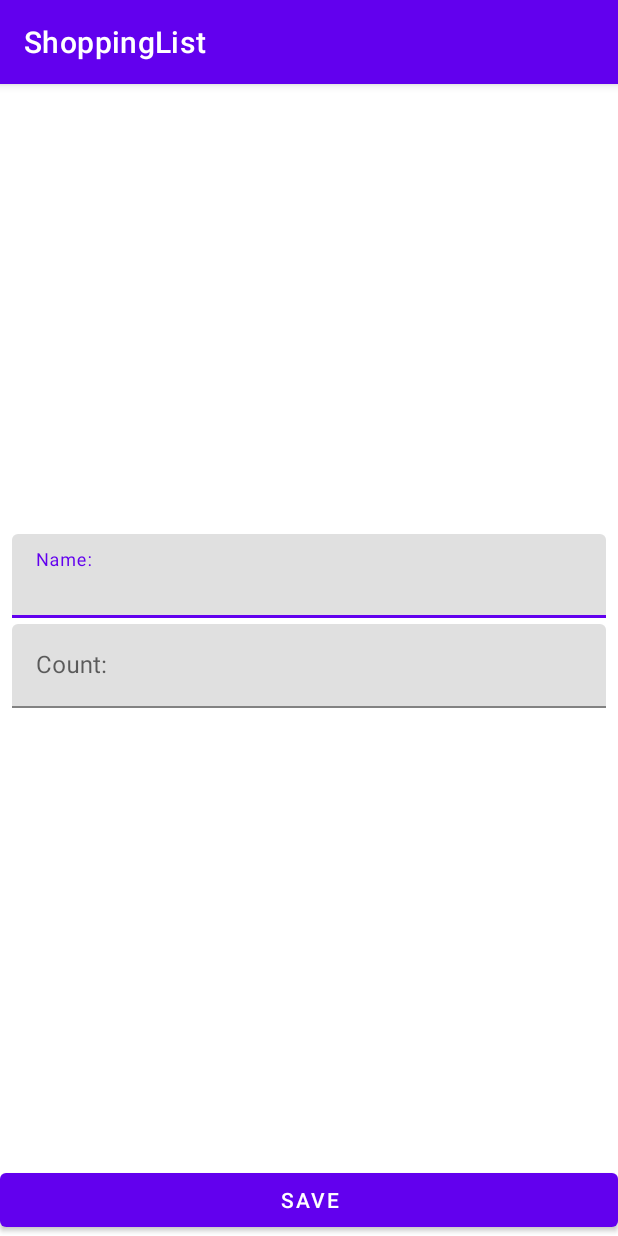
After one commit to DaniilElmirov/ShoppingList, an Android app: the ShopItemFragment screen opened directly, with no data from a screen before it, on a phone screen of 412 x 824 dp. The commit adds this screen. Run offline under Robolectric (Android 15) with nearby library versions, the phone set to English and light mode, and no system bars.

Commit message:
Add fragment to shop item

```diff
--- /dev/null
+++ b/app/src/main/java/com/example/shoppinglist/presentation/ShopItemFragment.kt
@@ -0,0 +1,18 @@
+package com.example.shoppinglist.presentation
+
+import android.os.Bundle
+import android.view.LayoutInflater
+import android.view.View
+import android.view.ViewGroup
+import androidx.fragment.app.Fragment
+import com.example.shoppinglist.R
+
+class ShopItemFragment: Fragment() {
+    override fun onCreateView(
+        inflater: LayoutInflater,
+        container: ViewGroup?,
+        savedInstanceState: Bundle?
+    ): View? {
+        return inflater.inflate(R.layout.fragment_shop_item, container, false)
+    }
+}
--- a/app/src/main/res/layout/activity_shop_item.xml
+++ b/app/src/main/res/layout/activity_shop_item.xml
@@ -1,60 +1,11 @@
 <?xml version="1.0" encoding="utf-8"?>
-<androidx.constraintlayout.widget.ConstraintLayout
+<androidx.fragment.app.FragmentContainerView
     xmlns:android="http://schemas.android.com/apk/res/android"
     xmlns:tools="http://schemas.android.com/tools"
 
+    android:id="@+id/container_shop_item"
+    android:name="com.example.shoppinglist.presentation.ShopItemFragment"
     android:layout_width="match_parent"
     android:layout_height="match_parent"
-    xmlns:app="http://schemas.android.com/apk/res-auto"
-    tools:context=".presentation.ShopItemActivity">
-
-    <com.google.android.material.textfield.TextInputLayout
-        android:id="@+id/til_item_name"
-        android:layout_width="0dp"
-        android:layout_height="wrap_content"
-        android:layout_marginStart="8dp"
-        android:layout_marginEnd="8dp"
-        android:layout_marginBottom="4dp"
-        app:layout_constraintBottom_toTopOf="@+id/til_item_count"
-        app:layout_constraintEnd_toEndOf="parent"
-        app:layout_constraintStart_toStartOf="parent"
-        app:layout_constraintTop_toTopOf="parent"
-        app:layout_constraintVertical_chainStyle="packed">
-
-        <com.google.android.material.textfield.TextInputEditText
-            android:id="@+id/et_item_name"
-            android:layout_width="match_parent"
-            android:layout_height="wrap_content"
-            android:hint="@string/hint_item_name"
-            android:inputType="textCapWords"/>
-    </com.google.android.material.textfield.TextInputLayout>
-
-    <com.google.android.material.textfield.TextInputLayout
-        android:id="@+id/til_item_count"
-        android:layout_width="0dp"
-        android:layout_height="wrap_content"
-        android:layout_marginStart="8dp"
-        android:layout_marginEnd="8dp"
-        android:layout_marginBottom="4dp"
-        app:layout_constraintBottom_toTopOf="@+id/b_save"
-        app:layout_constraintEnd_toEndOf="parent"
-        app:layout_constraintStart_toStartOf="parent"
-        app:layout_constraintTop_toBottomOf="@+id/til_item_name">
-
-        <com.google.android.material.textfield.TextInputEditText
-            android:id="@+id/et_item_count"
-            android:layout_width="match_parent"
-            android:layout_height="wrap_content"
-            android:hint="@string/hint_item_count"
-            android:inputType="number"/>
-    </com.google.android.material.textfield.TextInputLayout>
-
-    <Button
-        android:id="@+id/b_save"
-        android:layout_width="0dp"
-        android:layout_height="wrap_content"
-        android:text="@string/text_b_save"
-        app:layout_constraintBottom_toBottomOf="parent"
-        app:layout_constraintEnd_toEndOf="parent"
-        app:layout_constraintStart_toStartOf="parent"/>
-</androidx.constraintlayout.widget.ConstraintLayout>
+    tools:context=".presentation.ShopItemActivity"
+    tools:layout="@layout/fragment_shop_item" />
--- /dev/null
+++ b/app/src/main/res/layout/fragment_shop_item.xml
@@ -0,0 +1,60 @@
+<?xml version="1.0" encoding="utf-8"?>
+<androidx.constraintlayout.widget.ConstraintLayout
+    xmlns:android="http://schemas.android.com/apk/res/android"
+    xmlns:tools="http://schemas.android.com/tools"
+
+    android:layout_width="match_parent"
+    android:layout_height="match_parent"
+    xmlns:app="http://schemas.android.com/apk/res-auto"
+    tools:context=".presentation.ShopItemFragment">
+
+    <com.google.android.material.textfield.TextInputLayout
+        android:id="@+id/til_item_name"
+        android:layout_width="0dp"
+        android:layout_height="wrap_content"
+        android:layout_marginStart="8dp"
+        android:layout_marginEnd="8dp"
+        android:layout_marginBottom="4dp"
+        app:layout_constraintBottom_toTopOf="@+id/til_item_count"
+        app:layout_constraintEnd_toEndOf="parent"
+        app:layout_constraintStart_toStartOf="parent"
+        app:layout_constraintTop_toTopOf="parent"
+        app:layout_constraintVertical_chainStyle="packed">
+
+        <com.google.android.material.textfield.TextInputEditText
+            android:id="@+id/et_item_name"
+            android:layout_width="match_parent"
+            android:layout_height="wrap_content"
+            android:hint="@string/hint_item_name"
+            android:inputType="textCapWords"/>
+    </com.google.android.material.textfield.TextInputLayout>
+
+    <com.google.android.material.textfield.TextInputLayout
+        android:id="@+id/til_item_count"
+        android:layout_width="0dp"
+        android:layout_height="wrap_content"
+        android:layout_marginStart="8dp"
+        android:layout_marginEnd="8dp"
+        android:layout_marginBottom="4dp"
+        app:layout_constraintBottom_toTopOf="@+id/b_save"
+        app:layout_constraintEnd_toEndOf="parent"
+        app:layout_constraintStart_toStartOf="parent"
+        app:layout_constraintTop_toBottomOf="@+id/til_item_name">
+
+        <com.google.android.material.textfield.TextInputEditText
+            android:id="@+id/et_item_count"
+            android:layout_width="match_parent"
+            android:layout_height="wrap_content"
+            android:hint="@string/hint_item_count"
+            android:inputType="number"/>
+    </com.google.android.material.textfield.TextInputLayout>
+
+    <Button
+        android:id="@+id/b_save"
+        android:layout_width="0dp"
+        android:layout_height="wrap_content"
+        android:text="@string/text_b_save"
+        app:layout_constraintBottom_toBottomOf="parent"
+        app:layout_constraintEnd_toEndOf="parent"
+        app:layout_constraintStart_toStartOf="parent"/>
+</androidx.constraintlayout.widget.ConstraintLayout>
```
Also changed, not shown: app/src/main/java/com/example/shoppinglist/presentation/ShopItemActivity.kt (+124 -124 lines).
